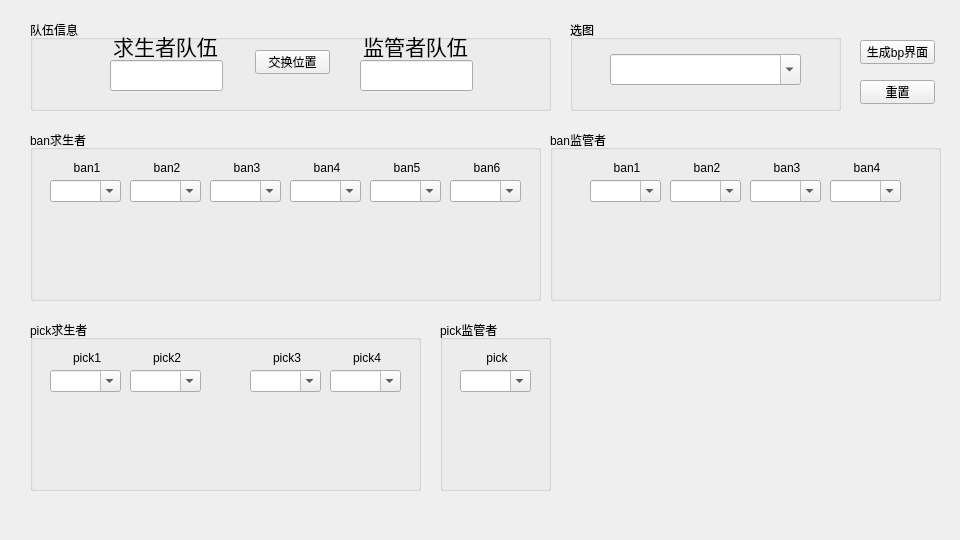
Before: the Qt Designer form bpsystem/ui/WinBg.ui in Stephanie1031/identityv-banpickSJTU, drawn with Qt 5.
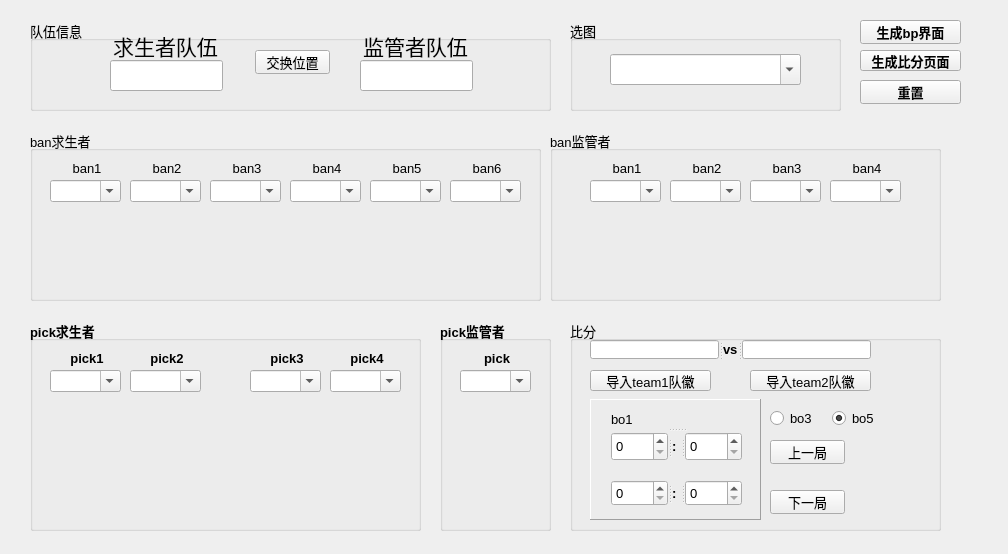
After: the same form once the commit is applied.

```diff
--- a/bpsystem/ui/WinBg.ui
+++ b/bpsystem/ui/WinBg.ui
@@ -6,13 +6,16 @@
    <rect>
     <x>0</x>
     <y>0</y>
-    <width>960</width>
-    <height>540</height>
+    <width>1008</width>
+    <height>554</height>
    </rect>
   </property>
   <property name="windowTitle">
    <string>第五人格bp系统-后台</string>
   </property>
+  <property name="autoFillBackground">
+   <bool>false</bool>
+  </property>
   <widget class="QGroupBox" name="groupBox">
    <property name="geometry">
     <rect>
@@ -22,6 +25,12 @@
      <height>91</height>
     </rect>
    </property>
+   <property name="font">
+    <font>
+     <family>Arial</family>
+     <pointsize>10</pointsize>
+    </font>
+   </property>
    <property name="title">
     <string>队伍信息</string>
    </property>
@@ -118,6 +127,12 @@
      <height>91</height>
     </rect>
    </property>
+   <property name="font">
+    <font>
+     <family>Arial</family>
+     <pointsize>10</pointsize>
+    </font>
+   </property>
    <property name="title">
     <string>选图</string>
    </property>
@@ -144,6 +159,14 @@
      <height>171</height>
     </rect>
    </property>
+   <property name="font">
+    <font>
+     <family>Arial</family>
+     <pointsize>10</pointsize>
+     <weight>50</weight>
+     <bold>false</bold>
+    </font>
+   </property>
    <property name="title">
     <string>ban求生者</string>
    </property>
@@ -427,6 +450,12 @@
      <height>171</height>
     </rect>
    </property>
+   <property name="font">
+    <font>
+     <family>Arial</family>
+     <pointsize>10</pointsize>
+    </font>
+   </property>
    <property name="title">
     <string>ban监管者</string>
    </property>
@@ -615,11 +644,19 @@
    <property name="geometry">
     <rect>
      <x>860</x>
-     <y>40</y>
-     <width>75</width>
+     <y>20</y>
+     <width>101</width>
      <height>24</height>
     </rect>
    </property>
+   <property name="font">
+    <font>
+     <family>Arial</family>
+     <pointsize>10</pointsize>
+     <weight>75</weight>
+     <bold>true</bold>
+    </font>
+   </property>
    <property name="text">
     <string>生成bp界面</string>
    </property>
@@ -630,9 +667,17 @@
      <x>30</x>
      <y>320</y>
      <width>391</width>
-     <height>171</height>
+     <height>211</height>
     </rect>
    </property>
+   <property name="font">
+    <font>
+     <family>Arial</family>
+     <pointsize>10</pointsize>
+     <weight>75</weight>
+     <bold>true</bold>
+    </font>
+   </property>
    <property name="title">
     <string>pick求生者</string>
    </property>
@@ -823,9 +868,17 @@
      <x>440</x>
      <y>320</y>
      <width>111</width>
-     <height>171</height>
+     <height>211</height>
     </rect>
    </property>
+   <property name="font">
+    <font>
+     <family>Arial</family>
+     <pointsize>10</pointsize>
+     <weight>75</weight>
+     <bold>true</bold>
+    </font>
+   </property>
    <property name="title">
     <string>pick监管者</string>
    </property>
@@ -880,14 +933,645 @@
     <rect>
      <x>860</x>
      <y>80</y>
-     <width>75</width>
+     <width>101</width>
      <height>24</height>
     </rect>
    </property>
+   <property name="font">
+    <font>
+     <family>Agency FB</family>
+     <pointsize>10</pointsize>
+     <weight>75</weight>
+     <bold>true</bold>
+     <underline>false</underline>
+    </font>
+   </property>
    <property name="text">
     <string>重置</string>
    </property>
   </widget>
+  <widget class="QGroupBox" name="groupBox_7">
+   <property name="geometry">
+    <rect>
+     <x>570</x>
+     <y>320</y>
+     <width>371</width>
+     <height>211</height>
+    </rect>
+   </property>
+   <property name="font">
+    <font>
+     <family>Arial</family>
+     <pointsize>10</pointsize>
+     <weight>50</weight>
+     <bold>false</bold>
+    </font>
+   </property>
+   <property name="title">
+    <string>比分</string>
+   </property>
+   <widget class="QStackedWidget" name="stackedWidget">
+    <property name="geometry">
+     <rect>
+      <x>20</x>
+      <y>79</y>
+      <width>171</width>
+      <height>121</height>
+     </rect>
+    </property>
+    <property name="autoFillBackground">
+     <bool>false</bool>
+    </property>
+    <property name="frameShape">
+     <enum>QFrame::Panel</enum>
+    </property>
+    <property name="frameShadow">
+     <enum>QFrame::Raised</enum>
+    </property>
+    <property name="currentIndex">
+     <number>0</number>
+    </property>
+    <widget class="QWidget" name="page_1">
+     <widget class="QSplitter" name="splitter_4">
+      <property name="geometry">
+       <rect>
+        <x>20</x>
+        <y>10</y>
+        <width>131</width>
+        <height>51</height>
+       </rect>
+      </property>
+      <property name="orientation">
+       <enum>Qt::Vertical</enum>
+      </property>
+      <widget class="QLabel" name="label_20">
+       <property name="text">
+        <string>bo1</string>
+       </property>
+      </widget>
+      <widget class="QSplitter" name="splitter_3">
+       <property name="orientation">
+        <enum>Qt::Horizontal</enum>
+       </property>
+       <widget class="QSpinBox" name="b1_l_1">
+        <property name="maximum">
+         <number>5</number>
+        </property>
+       </widget>
+       <widget class="QLabel" name="label_19">
+        <property name="font">
+         <font>
+          <family>Arial</family>
+          <pointsize>10</pointsize>
+          <weight>75</weight>
+          <bold>true</bold>
+         </font>
+        </property>
+        <property name="text">
+         <string>:</string>
+        </property>
+       </widget>
+       <widget class="QSpinBox" name="b1_r_1">
+        <property name="maximum">
+         <number>5</number>
+        </property>
+       </widget>
+      </widget>
+     </widget>
+     <widget class="QSplitter" name="splitter_13">
+      <property name="geometry">
+       <rect>
+        <x>20</x>
+        <y>80</y>
+        <width>131</width>
+        <height>26</height>
+       </rect>
+      </property>
+      <property name="orientation">
+       <enum>Qt::Horizontal</enum>
+      </property>
+      <widget class="QSpinBox" name="b1_l_2">
+       <property name="maximum">
+        <number>5</number>
+       </property>
+      </widget>
+      <widget class="QLabel" name="label_29">
+       <property name="font">
+        <font>
+         <family>Arial</family>
+         <pointsize>10</pointsize>
+         <weight>75</weight>
+         <bold>true</bold>
+        </font>
+       </property>
+       <property name="text">
+        <string>:</string>
+       </property>
+      </widget>
+      <widget class="QSpinBox" name="b1_r_2">
+       <property name="maximum">
+        <number>5</number>
+       </property>
+      </widget>
+     </widget>
+    </widget>
+    <widget class="QWidget" name="page_2">
+     <widget class="QSplitter" name="splitter_5">
+      <property name="geometry">
+       <rect>
+        <x>20</x>
+        <y>10</y>
+        <width>131</width>
+        <height>51</height>
+       </rect>
+      </property>
+      <property name="orientation">
+       <enum>Qt::Vertical</enum>
+      </property>
+      <widget class="QLabel" name="label_21">
+       <property name="text">
+        <string>bo2</string>
+       </property>
+      </widget>
+      <widget class="QSplitter" name="splitter_6">
+       <property name="orientation">
+        <enum>Qt::Horizontal</enum>
+       </property>
+       <widget class="QSpinBox" name="b2_l_1">
+        <property name="maximum">
+         <number>5</number>
+        </property>
+       </widget>
+       <widget class="QLabel" name="label_22">
+        <property name="font">
+         <font>
+          <family>Arial</family>
+          <pointsize>10</pointsize>
+          <weight>75</weight>
+          <bold>true</bold>
+         </font>
+        </property>
+        <property name="text">
+         <string>:</string>
+        </property>
+       </widget>
+       <widget class="QSpinBox" name="b2_r_1">
+        <property name="maximum">
+         <number>5</number>
+        </property>
+       </widget>
+      </widget>
+     </widget>
+     <widget class="QSplitter" name="splitter_14">
+      <property name="geometry">
+       <rect>
+        <x>20</x>
+        <y>80</y>
+        <width>131</width>
+        <height>26</height>
+       </rect>
+      </property>
+      <property name="orientation">
+       <enum>Qt::Horizontal</enum>
+      </property>
+      <widget class="QSpinBox" name="b2_l_2">
+       <property name="maximum">
+        <number>5</number>
+       </property>
+      </widget>
+      <widget class="QLabel" name="label_30">
+       <property name="font">
+        <font>
+         <family>Arial</family>
+         <pointsize>10</pointsize>
+         <weight>75</weight>
+         <bold>true</bold>
+        </font>
+       </property>
+       <property name="text">
+        <string>:</string>
+       </property>
+      </widget>
+      <widget class="QSpinBox" name="b2_r_2">
+       <property name="maximum">
+        <number>5</number>
+       </property>
+      </widget>
+     </widget>
+    </widget>
+    <widget class="QWidget" name="page_3">
+     <widget class="QSplitter" name="splitter_7">
+      <property name="geometry">
+       <rect>
+        <x>20</x>
+        <y>10</y>
+        <width>131</width>
+        <height>51</height>
+       </rect>
+      </property>
+      <property name="orientation">
+       <enum>Qt::Vertical</enum>
+      </property>
+      <widget class="QLabel" name="label_23">
+       <property name="text">
+        <string>bo3</string>
+       </property>
+      </widget>
+      <widget class="QSplitter" name="splitter_8">
+       <property name="orientation">
+        <enum>Qt::Horizontal</enum>
+       </property>
+       <widget class="QSpinBox" name="b3_l_1">
+        <property name="maximum">
+         <number>5</number>
+        </property>
+       </widget>
+       <widget class="QLabel" name="label_24">
+        <property name="font">
+         <font>
+          <family>Arial</family>
+          <pointsize>10</pointsize>
+          <weight>75</weight>
+          <bold>true</bold>
+         </font>
+        </property>
+        <property name="text">
+         <string>:</string>
+        </property>
+       </widget>
+       <widget class="QSpinBox" name="b3_r_1">
+        <property name="maximum">
+         <number>5</number>
+        </property>
+       </widget>
+      </widget>
+     </widget>
+     <widget class="QSplitter" name="splitter_15">
+      <property name="geometry">
+       <rect>
+        <x>20</x>
+        <y>80</y>
+        <width>131</width>
+        <height>26</height>
+       </rect>
+      </property>
+      <property name="orientation">
+       <enum>Qt::Horizontal</enum>
+      </property>
+      <widget class="QSpinBox" name="b3_l_2">
+       <property name="maximum">
+        <number>5</number>
+       </property>
+      </widget>
+      <widget class="QLabel" name="label_31">
+       <property name="font">
+        <font>
+         <family>Arial</family>
+         <pointsize>10</pointsize>
+         <weight>75</weight>
+         <bold>true</bold>
+        </font>
+       </property>
+       <property name="text">
+        <string>:</string>
+       </property>
+      </widget>
+      <widget class="QSpinBox" name="b3_r_2">
+       <property name="maximum">
+        <number>5</number>
+       </property>
+      </widget>
+     </widget>
+    </widget>
+    <widget class="QWidget" name="page">
+     <widget class="QSplitter" name="splitter_9">
+      <property name="geometry">
+       <rect>
+        <x>20</x>
+        <y>10</y>
+        <width>131</width>
+        <height>51</height>
+       </rect>
+      </property>
+      <property name="orientation">
+       <enum>Qt::Vertical</enum>
+      </property>
+      <widget class="QLabel" name="label_25">
+       <property name="text">
+        <string>bo4</string>
+       </property>
+      </widget>
+      <widget class="QSplitter" name="splitter_10">
+       <property name="orientation">
+        <enum>Qt::Horizontal</enum>
+       </property>
+       <widget class="QSpinBox" name="b4_l_1">
+        <property name="maximum">
+         <number>5</number>
+        </property>
+       </widget>
+       <widget class="QLabel" name="label_26">
+        <property name="font">
+         <font>
+          <family>Arial</family>
+          <pointsize>10</pointsize>
+          <weight>75</weight>
+          <bold>true</bold>
+         </font>
+        </property>
+        <property name="text">
+         <string>:</string>
+        </property>
+       </widget>
+       <widget class="QSpinBox" name="b4_r_1">
+        <property name="maximum">
+         <number>5</number>
+        </property>
+       </widget>
+      </widget>
+     </widget>
+     <widget class="QSplitter" name="splitter_16">
+      <property name="geometry">
+       <rect>
+        <x>20</x>
+        <y>80</y>
+        <width>131</width>
+        <height>26</height>
+       </rect>
+      </property>
+      <property name="orientation">
+       <enum>Qt::Horizontal</enum>
+      </property>
+      <widget class="QSpinBox" name="b4_l_2">
+       <property name="maximum">
+        <number>5</number>
+       </property>
+      </widget>
+      <widget class="QLabel" name="label_32">
+       <property name="font">
+        <font>
+         <family>Arial</family>
+         <pointsize>10</pointsize>
+         <weight>75</weight>
+         <bold>true</bold>
+        </font>
+       </property>
+       <property name="text">
+        <string>:</string>
+       </property>
+      </widget>
+      <widget class="QSpinBox" name="b4_r_2">
+       <property name="maximum">
+        <number>5</number>
+       </property>
+      </widget>
+     </widget>
+    </widget>
+    <widget class="QWidget" name="page_4">
+     <widget class="QSplitter" name="splitter_11">
+      <property name="geometry">
+       <rect>
+        <x>20</x>
+        <y>10</y>
+        <width>131</width>
+        <height>51</height>
+       </rect>
+      </property>
+      <property name="orientation">
+       <enum>Qt::Vertical</enum>
+      </property>
+      <widget class="QLabel" name="label_27">
+       <property name="text">
+        <string>bo5</string>
+       </property>
+      </widget>
+      <widget class="QSplitter" name="splitter_12">
+       <property name="orientation">
+        <enum>Qt::Horizontal</enum>
+       </property>
+       <widget class="QSpinBox" name="b5_l_1">
+        <property name="maximum">
+         <number>5</number>
+        </property>
+       </widget>
+       <widget class="QLabel" name="label_28">
+        <property name="font">
+         <font>
+          <family>Arial</family>
+          <pointsize>10</pointsize>
+          <weight>75</weight>
+          <bold>true</bold>
+         </font>
+        </property>
+        <property name="text">
+         <string>:</string>
+        </property>
+       </widget>
+       <widget class="QSpinBox" name="b5_r_1">
+        <property name="maximum">
+         <number>5</number>
+        </property>
+       </widget>
+      </widget>
+     </widget>
+     <widget class="QSplitter" name="splitter_17">
+      <property name="geometry">
+       <rect>
+        <x>20</x>
+        <y>80</y>
+        <width>131</width>
+        <height>26</height>
+       </rect>
+      </property>
+      <property name="orientation">
+       <enum>Qt::Horizontal</enum>
+      </property>
+      <widget class="QSpinBox" name="b5_l_2">
+       <property name="maximum">
+        <number>5</number>
+       </property>
+      </widget>
+      <widget class="QLabel" name="label_33">
+       <property name="font">
+        <font>
+         <family>Arial</family>
+         <pointsize>10</pointsize>
+         <weight>75</weight>
+         <bold>true</bold>
+        </font>
+       </property>
+       <property name="text">
+        <string>:</string>
+       </property>
+      </widget>
+      <widget class="QSpinBox" name="b5_r_2">
+       <property name="maximum">
+        <number>5</number>
+       </property>
+      </widget>
+     </widget>
+    </widget>
+   </widget>
+   <widget class="QPushButton" name="team1logo">
+    <property name="geometry">
+     <rect>
+      <x>20</x>
+      <y>50</y>
+      <width>121</width>
+      <height>21</height>
+     </rect>
+    </property>
+    <property name="text">
+     <string>导入team1队徽</string>
+    </property>
+   </widget>
+   <widget class="QPushButton" name="team2logo">
+    <property name="geometry">
+     <rect>
+      <x>180</x>
+      <y>50</y>
+      <width>121</width>
+      <height>21</height>
+     </rect>
+    </property>
+    <property name="text">
+     <string>导入team2队徽</string>
+    </property>
+   </widget>
+   <widget class="QSplitter" name="splitter_2">
+    <property name="geometry">
+     <rect>
+      <x>20</x>
+      <y>20</y>
+      <width>281</width>
+      <height>19</height>
+     </rect>
+    </property>
+    <property name="orientation">
+     <enum>Qt::Horizontal</enum>
+    </property>
+    <widget class="QLineEdit" name="team1">
+     <property name="font">
+      <font>
+       <family>华康POP</family>
+       <pointsize>10</pointsize>
+       <weight>50</weight>
+       <bold>false</bold>
+      </font>
+     </property>
+    </widget>
+    <widget class="QLabel" name="label_18">
+     <property name="font">
+      <font>
+       <family>Arial</family>
+       <pointsize>10</pointsize>
+       <weight>75</weight>
+       <bold>true</bold>
+      </font>
+     </property>
+     <property name="text">
+      <string>vs</string>
+     </property>
+    </widget>
+    <widget class="QLineEdit" name="team2">
+     <property name="font">
+      <font>
+       <family>华康POP</family>
+       <pointsize>10</pointsize>
+       <weight>50</weight>
+       <bold>false</bold>
+      </font>
+     </property>
+    </widget>
+   </widget>
+   <widget class="QPushButton" name="next">
+    <property name="geometry">
+     <rect>
+      <x>200</x>
+      <y>170</y>
+      <width>75</width>
+      <height>24</height>
+     </rect>
+    </property>
+    <property name="text">
+     <string>下一局</string>
+    </property>
+   </widget>
+   <widget class="QPushButton" name="previous">
+    <property name="geometry">
+     <rect>
+      <x>200</x>
+      <y>120</y>
+      <width>75</width>
+      <height>24</height>
+     </rect>
+    </property>
+    <property name="text">
+     <string>上一局</string>
+    </property>
+   </widget>
+   <widget class="QRadioButton" name="mode3">
+    <property name="geometry">
+     <rect>
+      <x>200</x>
+      <y>90</y>
+      <width>56</width>
+      <height>16</height>
+     </rect>
+    </property>
+    <property name="font">
+     <font>
+      <family>Segoe UI</family>
+      <pointsize>10</pointsize>
+      <weight>50</weight>
+      <bold>false</bold>
+     </font>
+    </property>
+    <property name="text">
+     <string>bo3</string>
+    </property>
+    <property name="checked">
+     <bool>false</bool>
+    </property>
+   </widget>
+   <widget class="QRadioButton" name="mode5">
+    <property name="geometry">
+     <rect>
+      <x>262</x>
+      <y>90</y>
+      <width>59</width>
+      <height>16</height>
+     </rect>
+    </property>
+    <property name="text">
+     <string>bo5</string>
+    </property>
+    <property name="checked">
+     <bool>true</bool>
+    </property>
+   </widget>
+  </widget>
+  <widget class="QPushButton" name="pointGen">
+   <property name="geometry">
+    <rect>
+     <x>860</x>
+     <y>50</y>
+     <width>101</width>
+     <height>21</height>
+    </rect>
+   </property>
+   <property name="font">
+    <font>
+     <family>Arial</family>
+     <pointsize>10</pointsize>
+     <weight>75</weight>
+     <bold>true</bold>
+    </font>
+   </property>
+   <property name="text">
+    <string>生成比分页面</string>
+   </property>
+  </widget>
  </widget>
  <tabstops>
   <tabstop>lEdtSur</tabstop>
```
